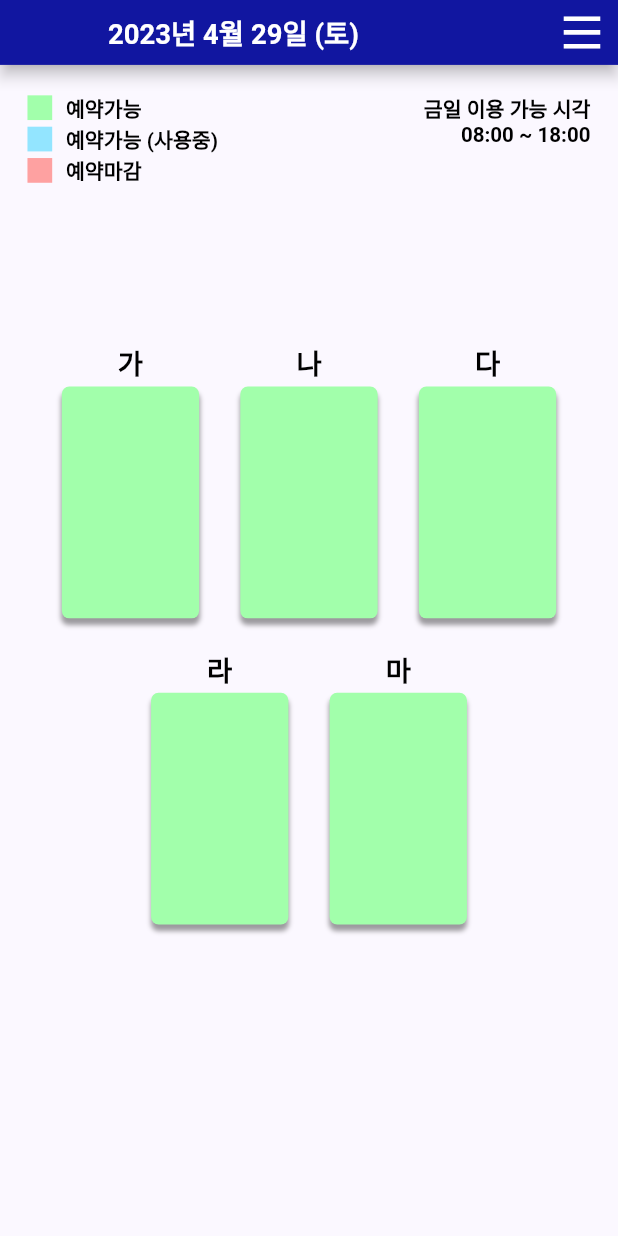
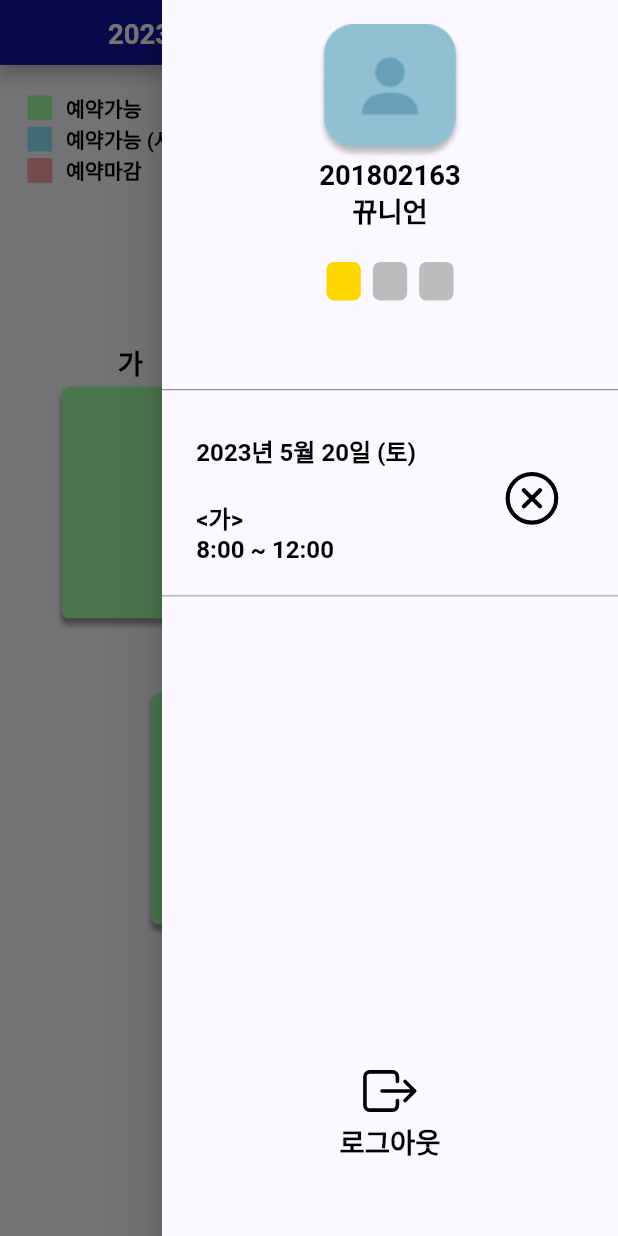
Before and after one commit to 2023-hci-chungmugong/front-end, a Flutter app: the LobbyView screen opened directly, with the side drawer open (before the commit the screen has no drawer), on a phone screen of 412 x 824 dp. Run offline on Flutter 3.47's test engine with Material 2 defaults, Android fonts, the phone set to English and light mode, and no system bars; our stand-ins replace cloud_firestore, firebase_core, flutter_svg, logger; accounts and stored records are empty.

Commit message:
사이드 메뉴 (Drawer) 및 패널티 모달 구현 (#4)
* [feature/drawer] drawer header

* [feature/drawer] drawer body

* [feature/drawer] stateful drawer

* [feature/drawer] panelty Modal

* :wrench: Pod install

---------

Co-authored-by: Jeong Jae-Seong <gik1819@gmail.com>

```diff
--- a/lib/model/abusing.dart
+++ b/lib/model/abusing.dart
@@ -4,7 +4,7 @@ String? getAbusingMessage(AbusingType type) {
   if (type == AbusingType.noshow) {
     return "예약 후 입장하지 않음";
   } else if (type == AbusingType.leave) {
-    return "무한상상공간에서 오래 벗어남";
+    return "입장 후 자리이탈";
   }
   return null;
 }
--- /dev/null
+++ b/lib/view/drawer_view.dart
@@ -0,0 +1,217 @@
+import 'package:chungmugong_front_end/model/abusing.dart';
+import 'package:chungmugong_front_end/model/reservation.dart';
+import 'package:chungmugong_front_end/util/design_kit.dart';
+import 'package:chungmugong_front_end/util/styled_component.dart';
+import 'package:chungmugong_front_end/util/util.dart';
+import 'package:chungmugong_front_end/view/login_view.dart';
+import 'package:flutter/cupertino.dart';
+import 'package:flutter/material.dart';
+import 'package:flutter_svg/svg.dart';
+import 'package:provider/provider.dart';
+
+import '../model/app_state.dart';
+
+class DrawerView extends StatefulWidget {
+  const DrawerView({super.key});
+
+  @override
+  State<DrawerView> createState() => _DrawerViewState();
+}
+
+class _DrawerViewState extends State<DrawerView> {
+  @override
+  Widget build(BuildContext context) {
+    var appState = context.watch<AppState>();
+    return Drawer(
+      child: Column(
+        children: [
+          SizedBox(
+            height: DesignKit.getHeight(context, 260),
+            width: DesignKit.getWidth(context, 400),
+            child: DrawerHeader(
+                child: Column(
+              mainAxisAlignment: MainAxisAlignment.start,
+              crossAxisAlignment: CrossAxisAlignment.center,
+              children: [
+                Image.asset("assets/images/no_profile.png"),
+                BoldText16(appState.userData.id),
+                BoldText16(appState.userData.name),
+                SizedBox(
+                  height: DesignKit.getHeight(context, 20),
+                ),
+                GestureDetector(
+                    onTap: () {
+                      showDialog(
+                          context: context,
+                          builder: (BuildContext context) => AlertDialog(
+                                title: Text(
+                                  '부정 사용 기록',
+                                  textAlign: TextAlign.center,
+                                  style: TextStyle(fontWeight: FontWeight.w700),
+                                ),
+                                content: SizedBox(
+                                    height: DesignKit.getHeight(context, 140),
+                                    child: Column(
+                                      children: [
+                                        (appState.abusingLog.length>0 ?
+                                        PlainText14(
+                                            "${getAbusingMessage(appState.abusingLog[0].type)} - ${dateTimeToString2(appState.abusingLog[0].date)}") :
+                                        PlainText14('첫 번째 부정 이용이 없습니다.',textColor: DesignKit.gray,)),
+                                        SizedBox(height: DesignKit.getHeight(context, 15)),
+                                        (appState.abusingLog.length>1 ?
+                                        PlainText14(
+                                            "${getAbusingMessage(appState.abusingLog[1].type)} - ${dateTimeToString2(appState.abusingLog[1].date)}") :
+                                        PlainText14('두 번째 부정 이용이 없습니다.',textColor: DesignKit.gray,)),
+                                        SizedBox(height: DesignKit.getHeight(context, 15)),
+                                        (appState.abusingLog.length>2 ?
+                                        PlainText14(
+                                            "${getAbusingMessage(appState.abusingLog[2].type)} - ${dateTimeToString2(appState.abusingLog[2].date)}") :
+                                        PlainText14('세 번째 부정 이용이 없습니다.',textColor: DesignKit.gray,)),
+
+                                      ],
+
+                                    )),
+                                actions: [
+
+                                  GestureDetector(
+                                    onTap:(){
+                                      showDialog(context: context, builder: (BuildContext context) => AlertDialog(
+                                        title: Text(
+                                          '패널티란?',
+                                          textAlign: TextAlign.center,
+                                          style: TextStyle(fontWeight: FontWeight.w700),
+                                        ),
+                                        content: PlainText14('패널티는 3회 부정이용 시 3일 간 무한상상공간을 사용할 수 없게 하는 시스템입니다. '
+                                            '부정이용은 예약 후 입장하지 않거나, 자리를 오래 비우는 것을 의미합니다. 패널티를 받았다면 부정이용 정보는 초기화됩니다.'),
+                                      ));
+                                    },
+                                    child: Center(
+                                      child: Column(
+                                        crossAxisAlignment: CrossAxisAlignment.center,
+                                        children: [
+                                          PlainText10('세번 부정 이용 시 패널티가 부과됩니다.',textColor: DesignKit.gray,),
+                                          PlainText10('패널티가 무엇입니까?',textColor: DesignKit.gray,)
+                                        ],
+                                      ),
+
+                                    ),
+                                  )
+
+                                ],
+                              ));
+                    },
+                    child: Row(
+                      mainAxisAlignment: MainAxisAlignment.center,
+                      children: [
+                        Container(
+                          width: DesignKit.getWidth(context, 20),
+                          height: DesignKit.getHeight(context, 25),
+                          margin: EdgeInsets.only(
+                              right: DesignKit.getWidth(context, 7)),
+                          decoration: BoxDecoration(
+                            color: (appState.abusingLog.length > 0
+                                ? DesignKit.yellow
+                                : DesignKit.gray),
+                            borderRadius: BorderRadius.circular(5),
+                          ),
+                        ),
+                        Container(
+                          width: DesignKit.getWidth(context, 20),
+                          height: DesignKit.getHeight(context, 25),
+                          margin: EdgeInsets.only(
+                              right: DesignKit.getWidth(context, 7)),
+                          decoration: BoxDecoration(
+                            color: (appState.abusingLog.length > 1
+                                ? DesignKit.yellow
+                                : DesignKit.gray),
+                            borderRadius: BorderRadius.circular(5),
+                          ),
+                        ),
+                        Container(
+                          width: DesignKit.getWidth(context, 20),
+                          height: DesignKit.getHeight(context, 25),
+                          decoration: BoxDecoration(
+                            color: (appState.abusingLog.length > 2
+                                ? DesignKit.yellow
+                                : DesignKit.gray),
+                            borderRadius: BorderRadius.circular(5),
+                          ),
+                        )
+                      ],
+                    )),
+              ],
+            )),
+          ),
+          Container(
+              padding: EdgeInsets.symmetric(
+                  vertical: DesignKit.getHeight(context, 20),
+                  horizontal: DesignKit.getWidth(context, 20)),
+              decoration: BoxDecoration(
+                  border: Border(
+                      bottom: BorderSide(
+                          width: DesignKit.getWidth(context, 1),
+                          color: DesignKit.gray))),
+              child: DrawerReservationSection()),
+          SizedBox(
+            height: DesignKit.getHeight(context, 300),
+          ),
+          Column(
+            mainAxisAlignment: MainAxisAlignment.center,
+            crossAxisAlignment: CrossAxisAlignment.center,
+            children: [
+              SvgPicture.asset(
+                'assets/icons/logout.svg',
+                width: DesignKit.getWidth(context, 32),
+                height: DesignKit.getHeight(context, 40),
+              ),
+              BoldText16('로그아웃')
+            ],
+          )
+        ],
+      ),
+    );
+  }
+}
+
+class DrawerReservationSection extends StatelessWidget {
+  const DrawerReservationSection({super.key});
+
+  @override
+  Widget build(BuildContext context) {
+    var appState = context.watch<AppState>();
+    return appState.myReservations.isEmpty
+        ? Row(
+            crossAxisAlignment: CrossAxisAlignment.center,
+            mainAxisAlignment: MainAxisAlignment.center,
+            children: [
+              BoldText16('예약 정보가 없습니다.'),
+            ],
+          )
+        : Row(
+            crossAxisAlignment: CrossAxisAlignment.center,
+            children: [
+              Column(
+                crossAxisAlignment: CrossAxisAlignment.start,
+                children: [
+                  BoldText14(dateTimeToString(appState.myReservations[0].date)),
+                  SizedBox(
+                    height: DesignKit.getHeight(context, 20),
+                  ),
+                  BoldText14(
+                      "<${sectionNameToString(appState.myReservations[0].section)}>"),
+                  BoldText14(
+                      "${appState.myReservations[0].start}:00 ~ ${appState.myReservations[0].end}:00")
+                ],
+              ),
+              SizedBox(
+                width: DesignKit.getWidth(context, 50),
+              ),
+              SvgPicture.asset(
+                'assets/icons/cancel.svg',
+                width: DesignKit.getWidth(context, 35),
+                height: DesignKit.getHeight(context, 35),
+              )
+            ],
+          );
+  }
+}
--- a/lib/view/lobby_view.dart
+++ b/lib/view/lobby_view.dart
@@ -1,6 +1,9 @@
+import 'package:chungmugong_front_end/model/app_state.dart';
 import 'package:chungmugong_front_end/util/design_kit.dart';
 import 'package:chungmugong_front_end/util/styled_component.dart';
+import 'package:chungmugong_front_end/view/drawer_view.dart';
 import 'package:chungmugong_front_end/view/lobby_body.dart';
+import 'package:flutter/cupertino.dart';
 import 'package:flutter/material.dart';
 import 'package:flutter_svg/svg.dart';
 
@@ -19,18 +22,10 @@ class LobbyView extends StatelessWidget {
             '2023년 4월 29일 (토)',
             textColor: Colors.white,
           ),
-          actions: [
-            IconButton(
-              onPressed: () {},
-              icon: SvgPicture.asset(
-                'assets/icons/hamburger.svg',
-                width: DesignKit.getWidth(context, 24),
-                height: DesignKit.getHeight(context, 21),
-              ),
-            ),
-          ],
+          actions: [],
         ),
       ),
+      endDrawer: DrawerView(),
       body: LobbyBody(),
     );
   }
```
Also changed, not shown: lib/util/styled_component.dart (+17 -0 lines), lib/util/util.dart (added, +26 -0 lines), assets/icons/cancel.svg (added), assets/icons/logout.svg (added), assets/images/no_profile.png (added), pubspec.lock, 7 other files.
